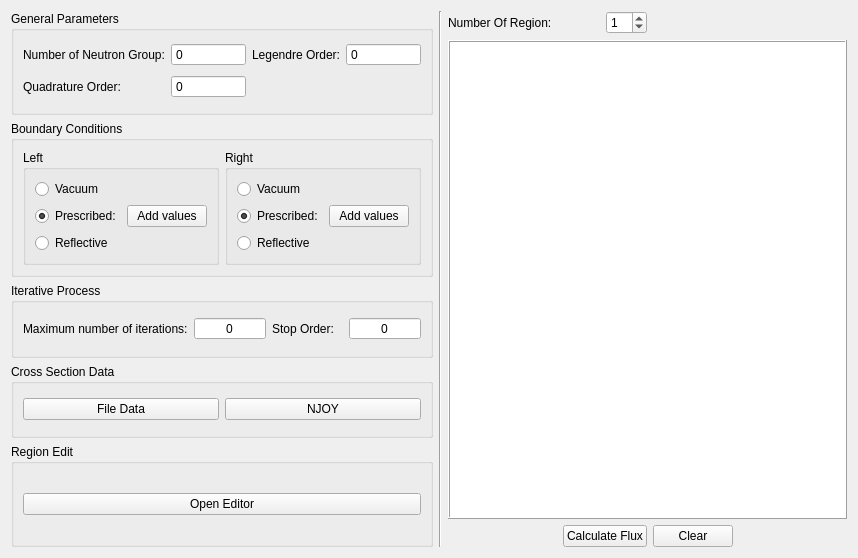
simasvidalino/NeutronFluxCalculation, file Interface/CalFluxNeutron/RegionInputData.ui: the form before one commit.
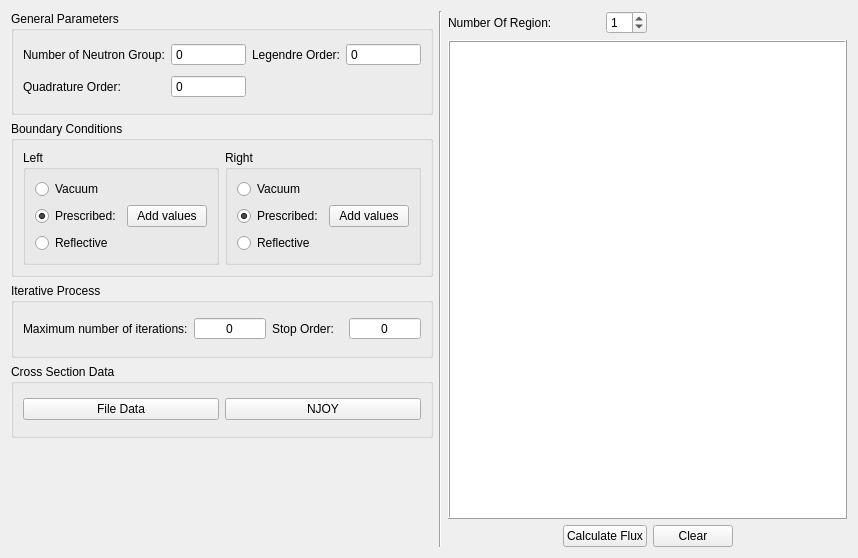
The form after the commit.

Diff of the .ui file:
```diff
--- a/Interface/CalFluxNeutron/RegionInputData.ui
+++ b/Interface/CalFluxNeutron/RegionInputData.ui
@@ -298,22 +298,6 @@
      </layout>
     </widget>
    </item>
-   <item row="5" column="0" rowspan="2">
-    <widget class="QGroupBox" name="groupBox_3">
-     <property name="title">
-      <string>Region Edit</string>
-     </property>
-     <layout class="QGridLayout" name="gridLayout_3">
-      <item row="0" column="0">
-       <widget class="QPushButton" name="pushButtonMapRegions">
-        <property name="text">
-         <string>Open Editor</string>
-        </property>
-       </widget>
-      </item>
-     </layout>
-    </widget>
-   </item>
    <item row="6" column="2">
     <spacer name="horizontalSpacer">
      <property name="orientation">
```
